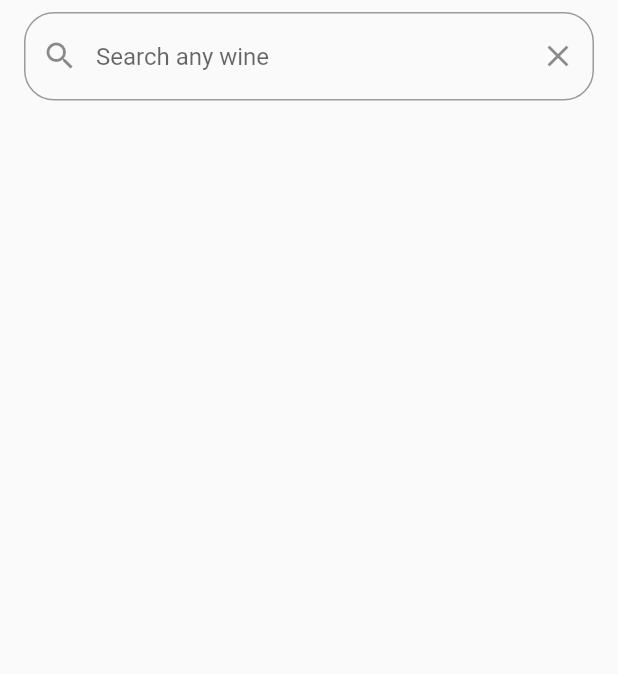
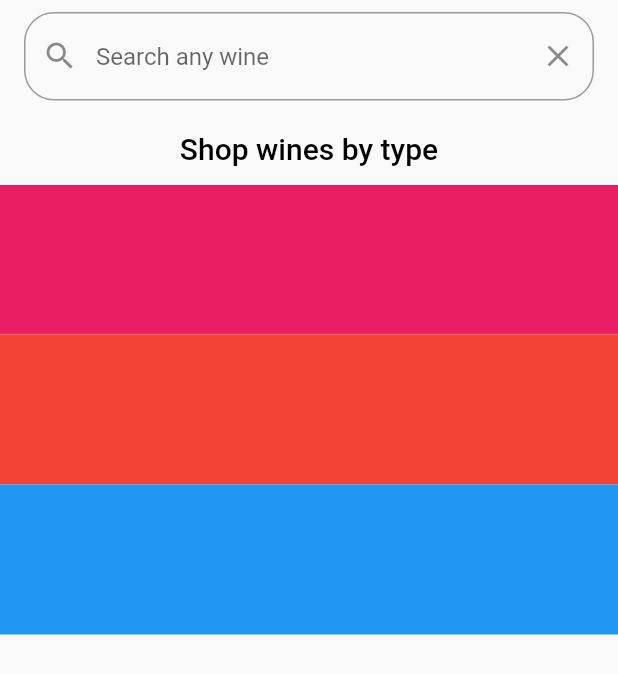
Before and after one commit to earning-rightly/vivino_example-1.0, a Flutter app: the SearchPage widget shown alone on an empty page, opened directly, on a phone screen of 412 x 824 dp. Shown: the top 674 px of the screen. Run offline on Flutter 3.47's test engine with Material 2 defaults, Android fonts, the light colour scheme and no system bars.

Commit message:
<feat> : <add a widget of WinesType on search_page.dart>
원하는 wine의 종류를 찾아서 클릭할 수 있는 Row scroll을 구현하였습니다.
이제 사용자가 6가지 종류의 와인중 원하는 와인을 선택할 수 있도록 버튼을
만들 생각입니다.

```diff
--- a/lib/screens/search/search_page.dart
+++ b/lib/screens/search/search_page.dart
@@ -1,25 +1,31 @@
 import 'package:flutter/material.dart';
 import './detaillsearch/detail_search_page.dart';
+import 'package:vivino_demo/style/standardStyle.dart';
 
-class SearchPage extends StatefulWidget {
+class SearchPage extends StatelessWidget {
   const SearchPage({Key? key}) : super(key: key);
 
   @override
-  State<SearchPage> createState() => _SearchPageState();
-}
-
-class _SearchPageState extends State<SearchPage> {
-  @override
   Widget build(BuildContext context) {
-    return ListView.builder(
-        itemCount: 4,
-        itemBuilder: (BuildContext context, int index) {
-          if (index == 0) {
-            return SearchBar();
-          } else {
-            return Container();
-          }
-        });
+    return CustomScrollView(
+      slivers: [
+        SliverList(
+          delegate: SliverChildBuilderDelegate(
+            (BuildContext context, int index) {
+              if (index == 0) {
+                return SearchBar();
+              }
+              if (index == 1) {
+                return WinesType();
+              } else {
+                return Container();
+              }
+            },
+            childCount: 4,
+          ),
+        ),
+      ],
+    );
   }
 }
 
@@ -71,3 +77,65 @@ class _SearchBarState extends State<SearchBar> {
     );
   }
 }
+
+class WinesType extends StatelessWidget {
+  WinesType({super.key});
+
+  final int contanerWidth = 400;
+  final SearchStyle searchStyle = SearchStyle();
+
+  @override
+  Widget build(BuildContext context) {
+    return Column(children: [
+      TextButton(
+          onPressed: () {},
+          child: Text(
+            "Shop wines by type",
+            style: TextStyle(color: Colors.black, fontSize: 20),
+          )),
+      SingleChildScrollView(
+        scrollDirection: Axis.horizontal,
+        child: Row(
+          children: [
+            Column(children: [
+              Container(
+                color: Colors.pink,
+                width: 450,
+                height: 100,
+              ),
+              Container(
+                color: Colors.red,
+                width: 450,
+                height: 100,
+              ),
+              Container(
+                color: Colors.blue,
+                width: 450,
+                height: 100,
+              )
+            ]),
+            Column(
+              children: [
+                Container(
+                  color: Colors.green,
+                  width: 450,
+                  height: 100,
+                ),
+                Container(
+                  color: Colors.yellow,
+                  width: 450,
+                  height: 100,
+                ),
+                Container(
+                  color: Colors.red,
+                  width: 450,
+                  height: 100,
+                )
+              ],
+            ),
+          ],
+        ),
+      )
+    ]);
+  }
+}
```
